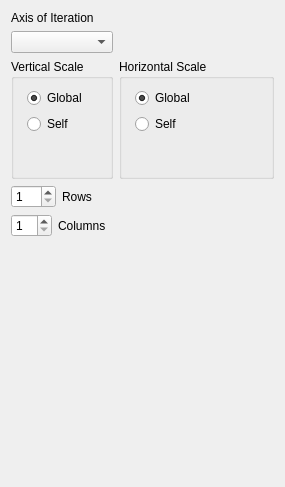
Qt form code/plotms/GuiTabs/PlotMSIterateTab.ui (radio-astro/casa) before a commit.
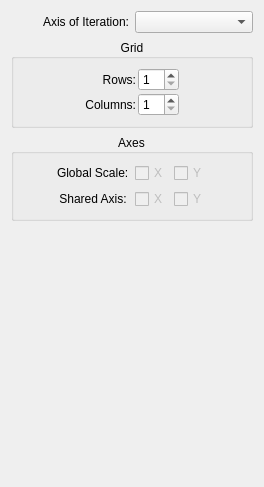
The same form after that commit.

Diff of the .ui file:
```diff
--- a/code/plotms/GuiTabs/PlotMSIterateTab.ui
+++ b/code/plotms/GuiTabs/PlotMSIterateTab.ui
@@ -6,22 +6,27 @@
    <rect>
     <x>0</x>
     <y>0</y>
-    <width>285</width>
+    <width>264</width>
     <height>487</height>
    </rect>
   </property>
   <property name="windowTitle">
    <string>Form</string>
   </property>
-  <layout class="QGridLayout" name="gridLayout">
-   <item row="0" column="0">
+  <layout class="QVBoxLayout" name="verticalLayout">
+   <item>
+    <layout class="QHBoxLayout" name="horizontalLayout">
+     <item>
     <widget class="QLabel" name="iterationAxisChooserLabel">
      <property name="text">
-      <string>Axis of Iteration</string>
+        <string>Axis of Iteration:</string>
+       </property>
+       <property name="alignment">
+        <set>Qt::AlignRight|Qt::AlignTrailing|Qt::AlignVCenter</set>
      </property>
     </widget>
    </item>
-   <item row="1" column="0">
+     <item>
     <widget class="QComboBox" name="iterationAxisChooser">
      <property name="toolTip">
       <string>&lt;html&gt;&lt;head&gt;&lt;meta name=&quot;qrichtext&quot; content=&quot;1&quot; /&gt;&lt;style type=&quot;text/css&quot;&gt;
@@ -31,140 +36,57 @@
      </property>
     </widget>
    </item>
-   <item row="1" column="1">
+    </layout>
+   </item>
+   <item>
+    <widget class="QGroupBox" name="gridGroupBox">
+     <property name="title">
+      <string>Grid</string>
+     </property>
+     <property name="alignment">
+      <set>Qt::AlignCenter</set>
+     </property>
+     <layout class="QHBoxLayout" name="horizontalLayout_3">
+      <property name="spacing">
+       <number>2</number>
+      </property>
+      <property name="leftMargin">
+       <number>1</number>
+      </property>
+      <property name="rightMargin">
+       <number>1</number>
+      </property>
+      <item>
     <spacer name="horizontalSpacer">
      <property name="orientation">
       <enum>Qt::Horizontal</enum>
      </property>
      <property name="sizeHint" stdset="0">
       <size>
-       <width>125</width>
+          <width>40</width>
        <height>20</height>
       </size>
      </property>
     </spacer>
    </item>
-   <item row="2" column="0">
-    <widget class="QGroupBox" name="VertAxisSharingGroup">
-     <property name="enabled">
-      <bool>true</bool>
-     </property>
-     <property name="minimumSize">
-      <size>
-       <width>100</width>
-       <height>120</height>
-      </size>
-     </property>
-     <property name="toolTip">
-      <string>&lt;html&gt;&lt;head&gt;&lt;meta name=&quot;qrichtext&quot; content=&quot;1&quot; /&gt;&lt;style type=&quot;text/css&quot;&gt;
-p, li { white-space: pre-wrap; }
-&lt;/style&gt;&lt;/head&gt;&lt;body style=&quot; font-family:'Sans Serif'; font-size:9pt; font-weight:400; font-style:normal;&quot;&gt;
-&lt;p style=&quot; margin-top:0px; margin-bottom:0px; margin-left:0px; margin-right:0px; -qt-block-indent:0; text-indent:0px;&quot;&gt;Where to draw vertical axis tic marks - once on  the left for whole row, for each plot, ...&lt;/p&gt;&lt;/body&gt;&lt;/html&gt;</string>
-     </property>
-     <property name="title">
-      <string>Vertical Scale</string>
-     </property>
-     <layout class="QFormLayout" name="formLayout">
-      <item row="0" column="0">
-       <layout class="QVBoxLayout">
-        <property name="leftMargin">
-         <number>4</number>
-        </property>
-        <property name="bottomMargin">
-         <number>4</number>
-        </property>
         <item>
-         <widget class="QRadioButton" name="VertAxisRadio_common">
-          <property name="enabled">
-           <bool>true</bool>
-          </property>
-          <property name="text">
-           <string>Global</string>
-          </property>
-          <property name="checked">
-           <bool>true</bool>
-          </property>
-          <property name="autoRepeat">
-           <bool>false</bool>
-          </property>
-         </widget>
-        </item>
+       <layout class="QVBoxLayout" name="verticalLayout_2">
         <item>
-         <widget class="QRadioButton" name="VertAxisRadio_indiv">
+         <layout class="QGridLayout" name="gridLayout">
+          <item row="0" column="0">
+           <widget class="QLabel" name="rowsLabel">
           <property name="enabled">
            <bool>true</bool>
           </property>
           <property name="text">
-           <string>Self</string>
-          </property>
-         </widget>
-        </item>
-       </layout>
-      </item>
-     </layout>
-    </widget>
-   </item>
-   <item row="2" column="1">
-    <widget class="QGroupBox" name="HorizAxisSharingGroup">
-     <property name="enabled">
-      <bool>true</bool>
-     </property>
-     <property name="minimumSize">
-      <size>
-       <width>100</width>
-       <height>120</height>
-      </size>
-     </property>
-     <property name="toolTip">
-      <string>&lt;html&gt;&lt;head&gt;&lt;meta name=&quot;qrichtext&quot; content=&quot;1&quot; /&gt;&lt;style type=&quot;text/css&quot;&gt;
-p, li { white-space: pre-wrap; }
-&lt;/style&gt;&lt;/head&gt;&lt;body style=&quot; font-family:'Sans Serif'; font-size:9pt; font-weight:400; font-style:normal;&quot;&gt;
-&lt;p style=&quot; margin-top:0px; margin-bottom:0px; margin-left:0px; margin-right:0px; -qt-block-indent:0; text-indent:0px;&quot;&gt;Where to draw horizontal axis tic marks - once on  the left for whole row, for each plot, ...&lt;/p&gt;&lt;/body&gt;&lt;/html&gt;</string>
-     </property>
-     <property name="title">
-      <string>Horizontal Scale</string>
-     </property>
-     <layout class="QFormLayout" name="formLayout_2">
-      <item row="0" column="0">
-       <layout class="QVBoxLayout">
-        <property name="leftMargin">
-         <number>4</number>
-        </property>
-        <item>
-         <widget class="QRadioButton" name="HorizAxisRadio_common">
-          <property name="text">
-           <string>Global</string>
-          </property>
-          <property name="checked">
-           <bool>true</bool>
-          </property>
-          <property name="autoRepeat">
-           <bool>false</bool>
-          </property>
-         </widget>
-        </item>
-        <item>
-         <widget class="QRadioButton" name="HorizAxisRadio_indiv">
-          <property name="enabled">
-           <bool>true</bool>
-          </property>
-          <property name="text">
-           <string>Self</string>
-          </property>
-         </widget>
-        </item>
-       </layout>
-      </item>
-     </layout>
-    </widget>
-   </item>
-   <item row="3" column="0" colspan="2">
-    <layout class="QHBoxLayout">
-     <item>
-      <layout class="QVBoxLayout">
-       <item>
-        <layout class="QHBoxLayout">
-         <item>
+             <string>Rows:</string>
+            </property>
+            <property name="alignment">
+             <set>Qt::AlignRight|Qt::AlignTrailing|Qt::AlignVCenter</set>
+            </property>
+           </widget>
+          </item>
+          <item row="0" column="1">
           <widget class="QSpinBox" name="nRowsSpinBox">
            <property name="enabled">
             <bool>true</bool>
@@ -186,21 +108,20 @@
            </property>
           </widget>
          </item>
-         <item>
-          <widget class="QLabel" name="rowsLabel">
+          <item row="1" column="0">
+           <widget class="QLabel" name="columnsLabel">
            <property name="enabled">
             <bool>true</bool>
            </property>
            <property name="text">
-            <string>Rows</string>
+             <string>Columns:</string>
+            </property>
+            <property name="alignment">
+             <set>Qt::AlignRight|Qt::AlignTrailing|Qt::AlignVCenter</set>
            </property>
           </widget>
          </item>
-        </layout>
-       </item>
-       <item>
-        <layout class="QHBoxLayout">
-         <item>
+          <item row="1" column="1">
           <widget class="QSpinBox" name="nColsSpinBox">
            <property name="enabled">
             <bool>true</bool>
@@ -222,22 +143,117 @@
            </property>
           </widget>
          </item>
+         </layout>
+        </item>
+       </layout>
+      </item>
          <item>
-          <widget class="QLabel" name="columnsLabel">
+       <spacer name="horizontalSpacer_2">
+        <property name="orientation">
+         <enum>Qt::Horizontal</enum>
+        </property>
+        <property name="sizeHint" stdset="0">
+         <size>
+          <width>40</width>
+          <height>20</height>
+         </size>
+        </property>
+       </spacer>
+      </item>
+     </layout>
+    </widget>
+   </item>
+   <item>
+    <widget class="QGroupBox" name="axisGroup">
+     <property name="title">
+      <string>Axes</string>
+     </property>
+     <property name="alignment">
+      <set>Qt::AlignCenter</set>
+     </property>
+     <layout class="QHBoxLayout" name="horizontalLayout_2">
+      <item>
+       <spacer name="horizontalSpacer_3">
+        <property name="orientation">
+         <enum>Qt::Horizontal</enum>
+        </property>
+        <property name="sizeHint" stdset="0">
+         <size>
+          <width>40</width>
+          <height>20</height>
+         </size>
+        </property>
+       </spacer>
+      </item>
+      <item>
+       <layout class="QGridLayout" name="gridLayout_2">
+        <item row="0" column="0">
+         <widget class="QLabel" name="globalAxisLabel">
+          <property name="text">
+           <string>Global Scale:</string>
+          </property>
+         </widget>
+        </item>
+        <item row="0" column="1">
+         <widget class="QCheckBox" name="globalXCheck">
            <property name="enabled">
-            <bool>true</bool>
+           <bool>false</bool>
            </property>
            <property name="text">
-            <string>Columns</string>
+           <string>X</string>
            </property>
           </widget>
          </item>
-        </layout>
-       </item>
+        <item row="0" column="2">
+         <widget class="QCheckBox" name="globalYCheck">
+          <property name="enabled">
+           <bool>false</bool>
+          </property>
+          <property name="text">
+           <string>Y</string>
+          </property>
+         </widget>
+        </item>
+        <item row="1" column="0">
+         <widget class="QLabel" name="commonAxisLabel">
+          <property name="text">
+           <string>Shared Axis:</string>
+          </property>
+          <property name="alignment">
+           <set>Qt::AlignCenter</set>
+          </property>
+         </widget>
+        </item>
+        <item row="1" column="1">
+         <widget class="QCheckBox" name="sharedXCheck">
+          <property name="enabled">
+           <bool>false</bool>
+          </property>
+          <property name="toolTip">
+           <string>Indicate if multiple plots should use a common x-axis.</string>
+          </property>
+          <property name="text">
+           <string>X</string>
+          </property>
+         </widget>
+        </item>
+        <item row="1" column="2">
+         <widget class="QCheckBox" name="sharedYCheck">
+          <property name="enabled">
+           <bool>false</bool>
+          </property>
+          <property name="toolTip">
+           <string>Indicate if multiple plots should share a common y-axis.</string>
+          </property>
+          <property name="text">
+           <string>Y</string>
+          </property>
+         </widget>
+        </item>
       </layout>
      </item>
      <item>
-      <spacer>
+       <spacer name="horizontalSpacer_4">
        <property name="orientation">
         <enum>Qt::Horizontal</enum>
        </property>
@@ -250,8 +266,9 @@
       </spacer>
      </item>
     </layout>
+    </widget>
    </item>
-   <item row="4" column="0">
+   <item>
     <spacer>
      <property name="orientation">
       <enum>Qt::Vertical</enum>
```
Lines whose indentation alone changed are shown as unchanged.
